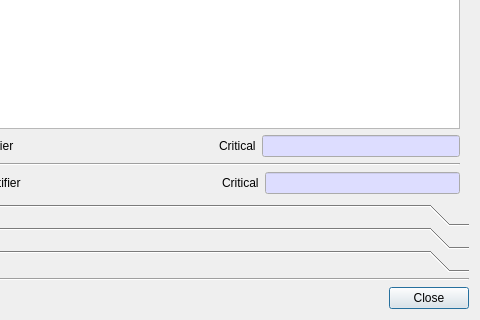
Old version of the form CertMan/view_cert_profile_dlg.ui in the repository jykim74/CertMan; both pictures show x 120 to 600 and y 337 to 657 of the 600 by 657 pixel window.
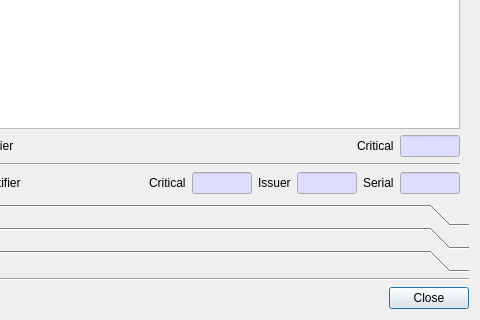
New version of the form. The open tabs and pages were chosen to show the change.

Diff of the .ui file:
```diff
--- a/CertMan/view_cert_profile_dlg.ui
+++ b/CertMan/view_cert_profile_dlg.ui
@@ -103,7 +103,7 @@
       </size>
      </property>
      <property name="currentIndex">
-      <number>4</number>
+      <number>1</number>
      </property>
      <property name="tabSpacing">
       <number>1</number>
@@ -654,6 +654,12 @@
          </item>
          <item row="0" column="3">
           <widget class="QLineEdit" name="mSKIText">
+           <property name="maximumSize">
+            <size>
+             <width>60</width>
+             <height>16777215</height>
+            </size>
+           </property>
            <property name="palette">
             <palette>
              <active>
@@ -707,28 +713,128 @@
            </property>
           </widget>
          </item>
-         <item row="0" column="2">
-          <widget class="QLabel" name="mAKICritLabel">
-           <property name="text">
-            <string>Critical</string>
-           </property>
-          </widget>
-         </item>
-         <item row="0" column="1">
-          <spacer name="horizontalSpacer_5">
-           <property name="orientation">
-            <enum>Qt::Horizontal</enum>
-           </property>
-           <property name="sizeHint" stdset="0">
-            <size>
-             <width>40</width>
-             <height>20</height>
-            </size>
-           </property>
-          </spacer>
-         </item>
          <item row="0" column="3">
           <widget class="QLineEdit" name="mAKIText">
+           <property name="maximumSize">
+            <size>
+             <width>60</width>
+             <height>16777215</height>
+            </size>
+           </property>
+           <property name="palette">
+            <palette>
+             <active>
+              <colorrole role="Base">
+               <brush brushstyle="SolidPattern">
+                <color alpha="255">
+                 <red>221</red>
+                 <green>221</green>
+                 <blue>255</blue>
+                </color>
+               </brush>
+              </colorrole>
+             </active>
+             <inactive>
+              <colorrole role="Base">
+               <brush brushstyle="SolidPattern">
+                <color alpha="255">
+                 <red>221</red>
+                 <green>221</green>
+                 <blue>255</blue>
+                </color>
+               </brush>
+              </colorrole>
+             </inactive>
+             <disabled/>
+            </palette>
+           </property>
+           <property name="readOnly">
+            <bool>true</bool>
+           </property>
+          </widget>
+         </item>
+         <item row="0" column="5">
+          <widget class="QLineEdit" name="mAKIIssuerText">
+           <property name="maximumSize">
+            <size>
+             <width>60</width>
+             <height>16777215</height>
+            </size>
+           </property>
+           <property name="palette">
+            <palette>
+             <active>
+              <colorrole role="Base">
+               <brush brushstyle="SolidPattern">
+                <color alpha="255">
+                 <red>221</red>
+                 <green>221</green>
+                 <blue>255</blue>
+                </color>
+               </brush>
+              </colorrole>
+             </active>
+             <inactive>
+              <colorrole role="Base">
+               <brush brushstyle="SolidPattern">
+                <color alpha="255">
+                 <red>221</red>
+                 <green>221</green>
+                 <blue>255</blue>
+                </color>
+               </brush>
+              </colorrole>
+             </inactive>
+             <disabled/>
+            </palette>
+           </property>
+           <property name="readOnly">
+            <bool>true</bool>
+           </property>
+          </widget>
+         </item>
+         <item row="0" column="1">
+          <spacer name="horizontalSpacer_5">
+           <property name="orientation">
+            <enum>Qt::Horizontal</enum>
+           </property>
+           <property name="sizeHint" stdset="0">
+            <size>
+             <width>40</width>
+             <height>20</height>
+            </size>
+           </property>
+          </spacer>
+         </item>
+         <item row="0" column="6">
+          <widget class="QLabel" name="mAKISerialLabel">
+           <property name="text">
+            <string>Serial</string>
+           </property>
+          </widget>
+         </item>
+         <item row="0" column="4">
+          <widget class="QLabel" name="mAKIIssuerLabel">
+           <property name="text">
+            <string>Issuer</string>
+           </property>
+          </widget>
+         </item>
+         <item row="0" column="2">
+          <widget class="QLabel" name="mAKICritLabel">
+           <property name="text">
+            <string>Critical</string>
+           </property>
+          </widget>
+         </item>
+         <item row="0" column="7">
+          <widget class="QLineEdit" name="mAKISerialText">
+           <property name="maximumSize">
+            <size>
+             <width>60</width>
+             <height>16777215</height>
+            </size>
+           </property>
            <property name="palette">
             <palette>
              <active>
```
